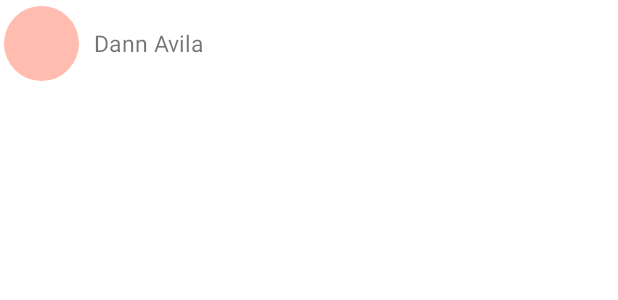
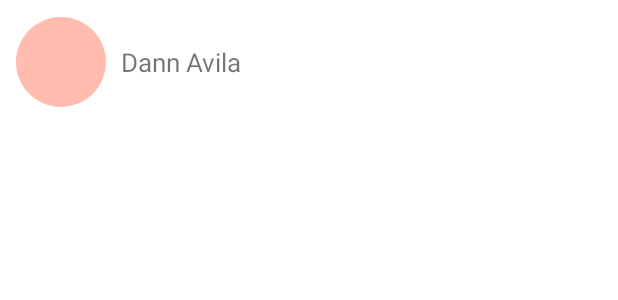
Before and after one commit to DanCRk/ContactosPrueba, an Android app: the layout item_contacto.xml on its own in the app's theme, with its tools: preview values and no code run, on a phone screen of 412 x 824 dp. Shown: the top 300 px of the screen. Run offline under Robolectric (Android 15) with nearby library versions, the phone set to English and light mode, and no system bars.

Commit message:
Mejorando el aspecto del item del recyclerview

```diff
--- a/app/src/main/res/layout/item_contacto.xml
+++ b/app/src/main/res/layout/item_contacto.xml
@@ -1,15 +1,18 @@
 <?xml version="1.0" encoding="utf-8"?>
 <androidx.cardview.widget.CardView xmlns:android="http://schemas.android.com/apk/res/android"
     xmlns:tools="http://schemas.android.com/tools"
-    android:layout_width="wrap_content"
+    android:layout_width="match_parent"
     android:layout_height="wrap_content"
     xmlns:app="http://schemas.android.com/apk/res-auto"
     app:cardElevation="0dp"
     android:foreground="?attr/selectableItemBackgroundBorderless"
     android:id="@+id/item_contacto"
+    app:cardCornerRadius="10dp"
+    app:cardBackgroundColor="@color/transparent"
     app:cardUseCompatPadding="true">
 
     <LinearLayout
+        android:padding="5dp"
         android:layout_width="wrap_content"
         android:layout_height="wrap_content"
         android:orientation="horizontal">
@@ -22,8 +25,8 @@
 
             <ImageView
                 android:id="@+id/img_contacto_list"
-                android:layout_width="50dp"
-                android:layout_height="50dp"
+                android:layout_width="60dp"
+                android:layout_height="60dp"
                 android:scaleType="centerCrop"
                 android:background="@color/secondary_light"
                 tools:ignore="ContentDescription" />
@@ -37,7 +40,7 @@
             android:layout_width="wrap_content"
             android:layout_height="wrap_content"
             android:layout_gravity="center"
-            android:textSize="15sp"
+            android:textSize="17sp"
             android:layout_marginStart="10dp"
             tools:text="Dann Avila" />
 
```
